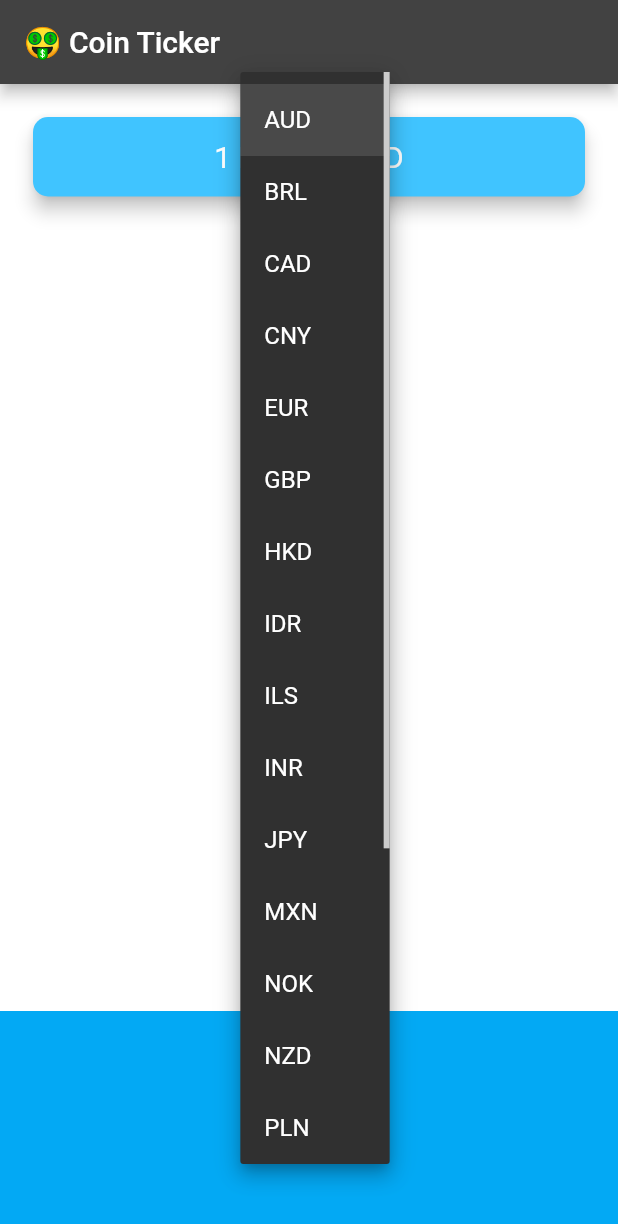
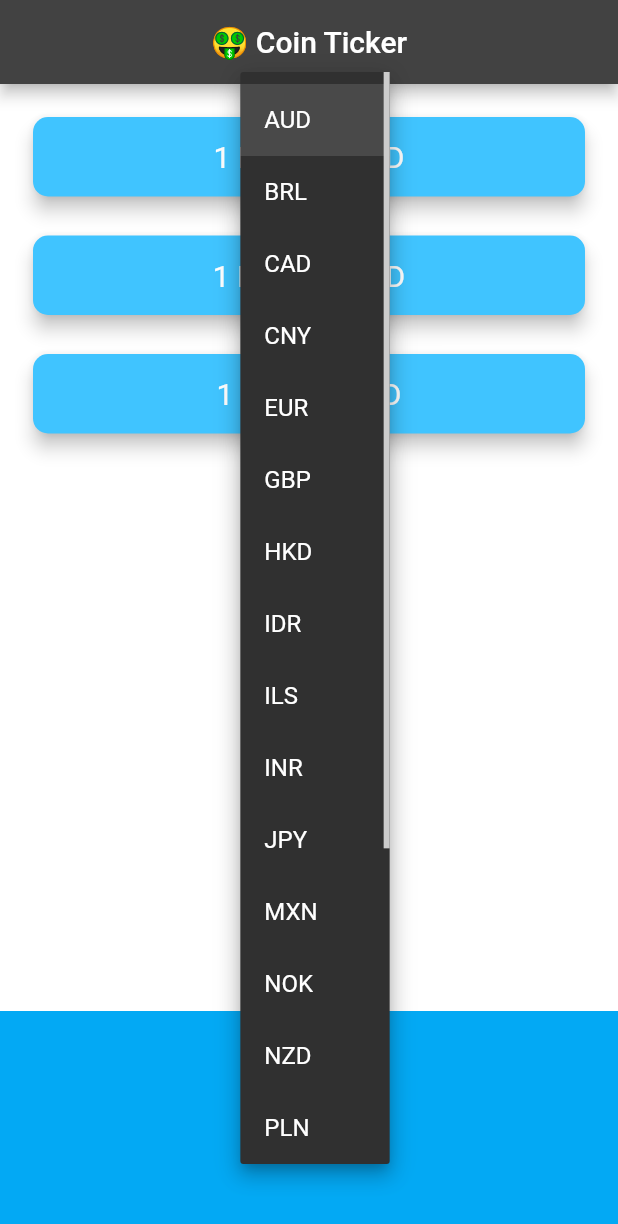
Before and after one commit to its-asaduzzaman/Coin-Tracker, a Flutter app: the screen it shows after launch, after a tap on "AUD", on a phone screen of 412 x 824 dp. Shown: the top 1224 px of the screen. Run offline on Flutter 3.47's test engine with Material 2 defaults, Android fonts, the phone set to English and light mode, and no system bars; network calls fail.

Commit message:
final project done

```diff
--- a/lib/coin_data.dart
+++ b/lib/coin_data.dart
@@ -1,3 +1,6 @@
+import 'dart:convert';
+import 'package:http/http.dart' as http;
+
 const List<String> currenciesList = [
   'AUD',
   'BRL',
@@ -28,4 +31,25 @@ const List<String> cryptoList = [
   'LTC',
 ];
 
-class CoinData {}
+const coinApiURL = 'https://rest.coinapi.io/v1/exchangerate';
+const apiKey = '1BC262EB-455D-4DE3-B30A-A85B9E10308F';
+
+class CoinData {
+  Future getCoinData(String selectedCurrency) async {
+    Map<String, String> cryptoPrices = {};
+    for (String crypto in cryptoList) {
+      String requestURL = '$coinApiURL/$crypto/$selectedCurrency?apikey=$apiKey';
+      print(requestURL);
+      http.Response response = await http.get(Uri.parse(requestURL));
+      if (response.statusCode == 200) {
+        var decodedData = jsonDecode(response.body);
+        double price = decodedData['rate'];
+        cryptoPrices[crypto] = price.toStringAsFixed(0);
+      } else {
+        print(response.statusCode);
+        throw 'Problem with the get request';
+      }
+    }
+    return cryptoPrices;
+  }
+}
--- a/lib/price_screen.dart
+++ b/lib/price_screen.dart
@@ -9,7 +9,7 @@ class PriceScreen extends StatefulWidget {
 class _PriceScreenState extends State<PriceScreen> {
   String selectedCurrency = currenciesList[0];
 
-  List<DropdownMenuItem<String>> getDropdownItems() {
+  DropdownButton<String> getDropdownButton() {
     List<DropdownMenuItem<String>> dropDownItems = [];
     for (int i = 0; i < currenciesList.length; i++) {
       String currency = currenciesList[i];
@@ -19,20 +19,95 @@ class _PriceScreenState extends State<PriceScreen> {
       );
       dropDownItems.add(newItem);
     }
-    return dropDownItems;
+    return DropdownButton<String>(
+      value: selectedCurrency,
+      items: dropDownItems,
+      onChanged: (value) {
+        setState(() {
+          selectedCurrency = value.toString();
+          getData();
+        });
+      },
+    );
   }
 
+  Map<String, String> coinValue = {};
+  bool isWaiting = false;
+
+  void getData() async {
+    isWaiting = true;
+    try {
+      var data = await CoinData().getCoinData(selectedCurrency);
+      isWaiting = false;
+      setState(() {
+        coinValue = data;
+      });
+    } catch (e) {
+      print(e);
+    }
+  }
+
+  @override
+  void initState() {
+    // TODO: implement initState
+    super.initState();
+    getData();
+  }
+
+  Column makeCards() {
+    List<CryptoCard> cryptoCards = [];
+    for (String crypto in cryptoList) {
+      cryptoCards.add(
+        CryptoCard(
+          cryptoCurrency: crypto,
+          selectedCurrency: selectedCurrency,
+          value: isWaiting ? '?' : coinValue[crypto],
+        ),
+      );
+    }
+    return Column(
+      crossAxisAlignment: CrossAxisAlignment.stretch,
+      children: cryptoCards,
+    );
+  }
   @override
   Widget build(BuildContext context) {
     return Scaffold(
       appBar: AppBar(
-        title: Text('🤑 Coin Ticker'),
+        title: Center(child: Text('🤑 Coin Ticker')),
       ),
       body: Column(
         mainAxisAlignment: MainAxisAlignment.spaceBetween,
         crossAxisAlignment: CrossAxisAlignment.stretch,
         children: <Widget>[
-          Padding(
+          makeCards(),
+          Container(
+            height: 150.0,
+            alignment: Alignment.center,
+            padding: EdgeInsets.only(bottom: 30.0),
+            color: Colors.lightBlue,
+            child:  getDropdownButton(),
+          ),
+        ],
+      ),
+    );
+  }
+}
+
+class CryptoCard extends StatelessWidget {
+  CryptoCard({
+    required this.value,
+    required this.selectedCurrency,
+    required this.cryptoCurrency,
+  });
+
+  final dynamic value;
+  final String selectedCurrency;
+  final String cryptoCurrency;
+
+  @override
+  Widget build(BuildContext context) {
+    return Padding(
       padding: EdgeInsets.fromLTRB(18.0, 18.0, 18.0, 0),
       child: Card(
         color: Colors.lightBlueAccent,
@@ -43,7 +118,7 @@ class _PriceScreenState extends State<PriceScreen> {
         child: Padding(
           padding: EdgeInsets.symmetric(vertical: 15.0, horizontal: 28.0),
           child: Text(
-                  '1 BTC = ? USD',
+            '1 $cryptoCurrency = $value $selectedCurrency',
             textAlign: TextAlign.center,
             style: TextStyle(
               fontSize: 20.0,
@@ -52,24 +127,6 @@ class _PriceScreenState extends State<PriceScreen> {
           ),
         ),
       ),
-          ),
-          Container(
-            height: 150.0,
-            alignment: Alignment.center,
-            padding: EdgeInsets.only(bottom: 30.0),
-            color: Colors.lightBlue,
-            child: DropdownButton<String>(
-              value: selectedCurrency,
-              items: getDropdownItems(),
-              onChanged: (value) {
-                setState(() {
-                  selectedCurrency = value.toString();
-                });
-              },
-            ),
-          ),
-        ],
-      ),
     );
   }
 }
--- a/pubspec.yaml
+++ b/pubspec.yaml
@@ -34,6 +34,7 @@ dependencies:
   # The following adds the Cupertino Icons font to your application.
   # Use with the CupertinoIcons class for iOS style icons.
   cupertino_icons: ^1.0.2
+  http: 0.13.4
 
 dev_dependencies:
   flutter_test:
```
Also changed, not shown: pubspec.lock. Lines whose indentation alone changed are shown as unchanged.
